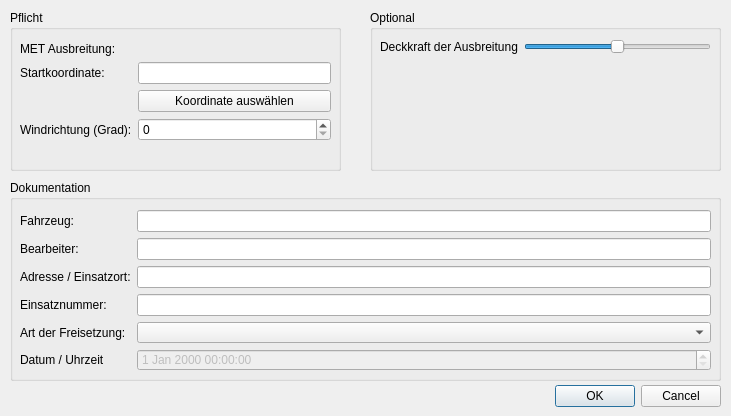
Qt form cbrn_hn_memplex_met_dialog_base.ui (zorsin/qgis-cbrn-hn-memplex-met) before a commit.
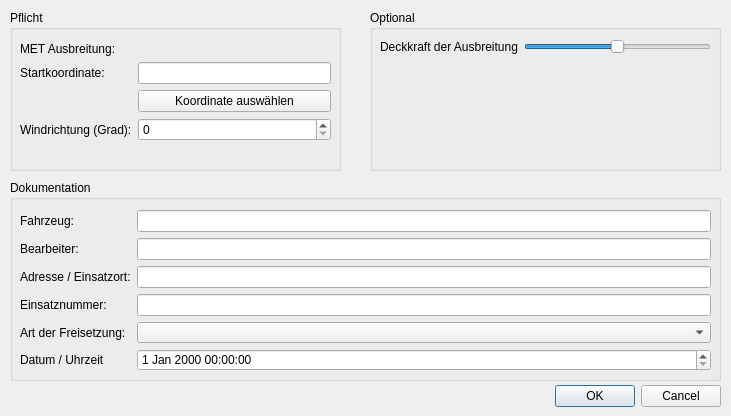
The same form after that commit. Custom widgets are drawn as their Qt base class.

Commit message: feat: adds datetime from user input to attributes

What changed in the file:
```diff
--- a/cbrn_hn_memplex_met_dialog_base.ui
+++ b/cbrn_hn_memplex_met_dialog_base.ui
@@ -238,7 +238,7 @@
      <item row="5" column="1">
       <widget class="QDateTimeEdit" name="user_datetime">
        <property name="enabled">
-        <bool>false</bool>
+        <bool>true</bool>
        </property>
       </widget>
      </item>
```
The commit also changes 1 other file.
